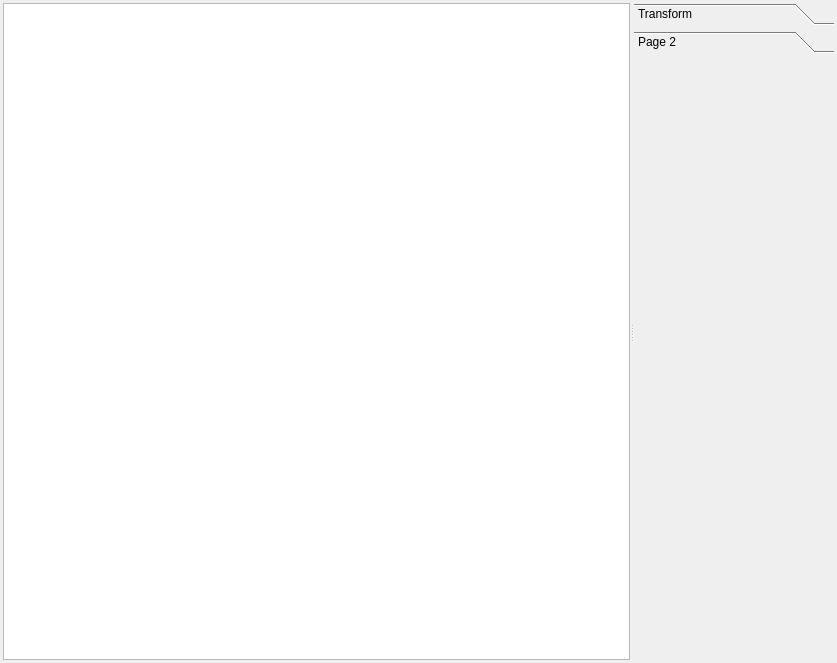
SadeghMSalehi/gradworks, file itkProjects/Particles/pviewImageViewer.ui: the form before one commit.
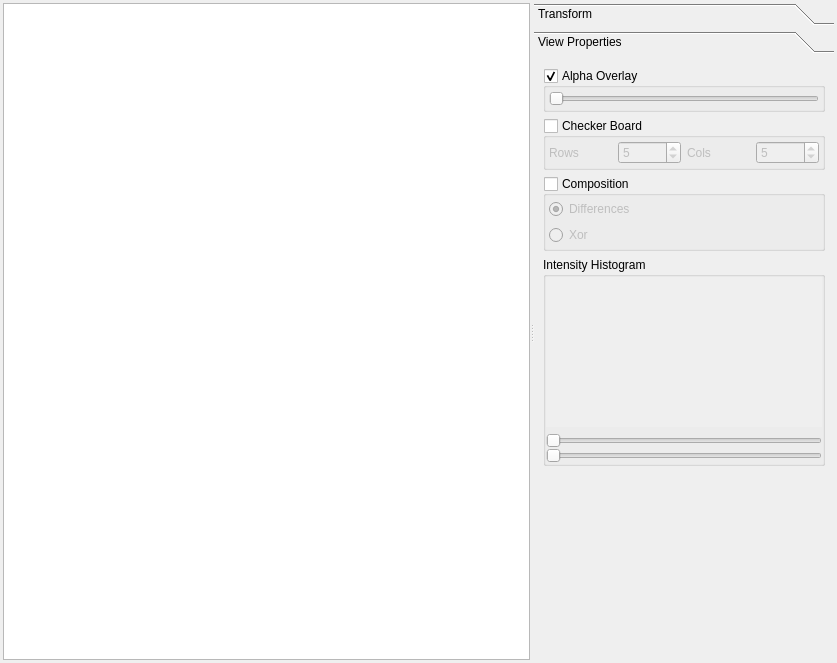
The form after the commit. The open tabs and pages were chosen to show the change. Custom widgets are drawn as their Qt base class.

Commit message: added image composition and checkerboard framework

What changed in the file:
```diff
--- a/itkProjects/Particles/pviewImageViewer.ui
+++ b/itkProjects/Particles/pviewImageViewer.ui
@@ -64,19 +64,10 @@
        <attribute name="label">
         <string>Transform</string>
        </attribute>
-       <layout class="QVBoxLayout" name="verticalLayout_6">
-        <property name="leftMargin">
+       <layout class="QVBoxLayout" name="verticalLayout_4">
+        <property name="margin">
          <number>3</number>
         </property>
-        <property name="topMargin">
-         <number>3</number>
-        </property>
-        <property name="rightMargin">
-         <number>3</number>
-        </property>
-        <property name="bottomMargin">
-         <number>0</number>
-        </property>
         <item>
          <layout class="QGridLayout" name="gridLayout">
           <item row="0" column="0">
@@ -322,22 +313,6 @@
           <property name="orientation">
            <enum>Qt::Vertical</enum>
           </property>
-          <widget class="QVTKWidget2" name="vtkControl" native="true">
-           <property name="minimumSize">
-            <size>
-             <width>0</width>
-             <height>150</height>
-            </size>
-           </property>
-          </widget>
-          <widget class="QCustomPlot" name="histogramView" native="true">
-           <property name="minimumSize">
-            <size>
-             <width>0</width>
-             <height>150</height>
-            </size>
-           </property>
-          </widget>
          </widget>
         </item>
         <item>
@@ -395,8 +370,203 @@
         </rect>
        </property>
        <attribute name="label">
-        <string>Page 2</string>
+        <string>View Properties</string>
        </attribute>
+       <layout class="QVBoxLayout" name="verticalLayout_7">
+        <item>
+         <widget class="QGroupBox" name="groupBox">
+          <property name="title">
+           <string>Alpha Overlay</string>
+          </property>
+          <property name="checkable">
+           <bool>true</bool>
+          </property>
+          <property name="checked">
+           <bool>true</bool>
+          </property>
+          <layout class="QHBoxLayout" name="horizontalLayout_10">
+           <property name="margin">
+            <number>3</number>
+           </property>
+           <item>
+            <widget class="QSlider" name="compositeOpacity">
+             <property name="maximum">
+              <number>255</number>
+             </property>
+             <property name="value">
+              <number>0</number>
+             </property>
+             <property name="orientation">
+              <enum>Qt::Horizontal</enum>
+             </property>
+            </widget>
+           </item>
+          </layout>
+         </widget>
+        </item>
+        <item>
+         <widget class="QGroupBox" name="groupBox_2">
+          <property name="title">
+           <string>Checker Board</string>
+          </property>
+          <property name="checkable">
+           <bool>true</bool>
+          </property>
+          <property name="checked">
+           <bool>false</bool>
+          </property>
+          <layout class="QHBoxLayout" name="horizontalLayout_12">
+           <property name="margin">
+            <number>3</number>
+           </property>
+           <item>
+            <layout class="QHBoxLayout" name="horizontalLayout_11">
+             <item>
+              <widget class="QLabel" name="label_8">
+               <property name="text">
+                <string>Rows</string>
+               </property>
+              </widget>
+             </item>
+             <item>
+              <widget class="QSpinBox" name="checkerBoardCols">
+               <property name="minimum">
+                <number>1</number>
+               </property>
+               <property name="maximum">
+                <number>64</number>
+               </property>
+               <property name="value">
+                <number>5</number>
+               </property>
+              </widget>
+             </item>
+             <item>
+              <widget class="QLabel" name="label_9">
+               <property name="text">
+                <string>Cols</string>
+               </property>
+              </widget>
+             </item>
+             <item>
+              <widget class="QSpinBox" name="checkerBoardRows">
+               <property name="value">
+                <number>5</number>
+               </property>
+              </widget>
+             </item>
+            </layout>
+           </item>
+          </layout>
+         </widget>
+        </item>
+        <item>
+         <widget class="QGroupBox" name="groupBox_3">
+          <property name="title">
+           <string>Composition</string>
+          </property>
+          <property name="checkable">
+           <bool>true</bool>
+          </property>
+          <property name="checked">
+           <bool>false</bool>
+          </property>
+          <layout class="QGridLayout" name="gridLayout_2">
+           <property name="margin">
+            <number>3</number>
+           </property>
+           <item row="0" column="0">
+            <widget class="QRadioButton" name="radioButton">
+             <property name="text">
+              <string>Differences</string>
+             </property>
+             <property name="checked">
+              <bool>true</bool>
+             </property>
+            </widget>
+           </item>
+           <item row="1" column="0">
+            <widget class="QRadioButton" name="radioButton_2">
+             <property name="text">
+              <string>Xor</string>
+             </property>
+            </widget>
+           </item>
+          </layout>
+         </widget>
+        </item>
+        <item>
+         <widget class="QGroupBox" name="groupBox_4">
+          <property name="title">
+           <string>Intensity Histogram</string>
+          </property>
+          <layout class="QVBoxLayout" name="verticalLayout_6">
+           <property name="margin">
+            <number>0</number>
+           </property>
+           <item>
+            <widget class="QCustomPlot" name="histogramView" native="true">
+             <property name="enabled">
+              <bool>true</bool>
+             </property>
+             <property name="minimumSize">
+              <size>
+               <width>0</width>
+               <height>150</height>
+              </size>
+             </property>
+             <property name="autoFillBackground">
+              <bool>true</bool>
+             </property>
+            </widget>
+           </item>
+           <item>
+            <layout class="QVBoxLayout" name="verticalLayout_5">
+             <property name="spacing">
+              <number>0</number>
+             </property>
+             <item>
+              <widget class="QDualSlider" name="intensitySlider">
+               <property name="maximum">
+                <number>10000</number>
+               </property>
+               <property name="orientation">
+                <enum>Qt::Horizontal</enum>
+               </property>
+              </widget>
+             </item>
+             <item>
+              <widget class="QDualSlider" name="intensitySlider2">
+               <property name="enabled">
+                <bool>false</bool>
+               </property>
+               <property name="maximum">
+                <number>10000</number>
+               </property>
+               <property name="orientation">
+                <enum>Qt::Horizontal</enum>
+               </property>
+              </widget>
+             </item>
+            </layout>
+           </item>
+          </layout>
+         </widget>
+        </item>
+        <item>
+         <spacer name="verticalSpacer_2">
+          <property name="orientation">
+           <enum>Qt::Vertical</enum>
+          </property>
+          <property name="sizeHint" stdset="0">
+           <size>
+            <width>20</width>
+            <height>131</height>
+           </size>
+          </property>
+         </spacer>
+        </item>
+       </layout>
       </widget>
      </widget>
     </widget>
```
Left out of the diff: 151 changed lines with no effect on the pictures. The commit also changes 10 other files.
